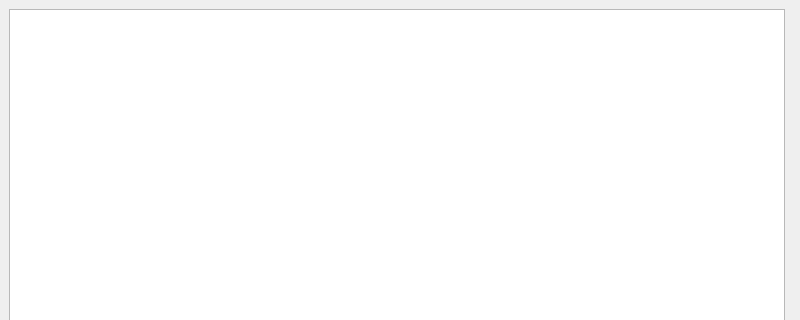
Yorlend/bmstu-oop, file lab_03/src/ui/main_window.ui: the form before one commit; both pictures show x 0 to 800 and y 0 to 320 of the 800 by 600 pixel window.
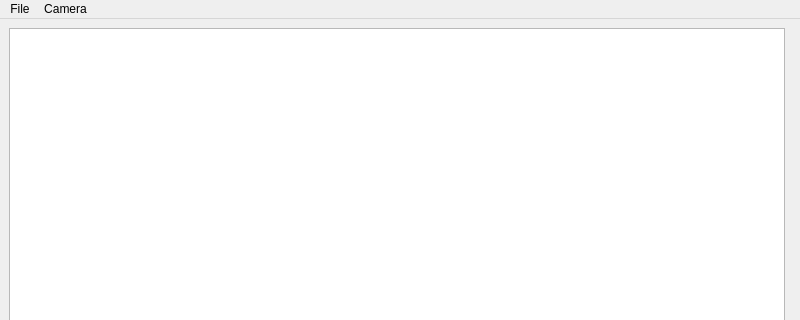
The form after the commit. Custom widgets are drawn as their Qt base class.

What changed in the file:
```diff
--- a/lab_03/src/ui/main_window.ui
+++ b/lab_03/src/ui/main_window.ui
@@ -39,6 +39,21 @@
      <height>24</height>
     </rect>
    </property>
+   <widget class="QMenu" name="menuLoad">
+    <property name="title">
+     <string>File</string>
+    </property>
+    <addaction name="actionLoad"/>
+   </widget>
+   <widget class="QMenu" name="menuCamera">
+    <property name="title">
+     <string>Camera</string>
+    </property>
+    <addaction name="actionAddNewCamera"/>
+    <addaction name="actionSwitchNext"/>
+   </widget>
+   <addaction name="menuLoad"/>
+   <addaction name="menuCamera"/>
   </widget>
   <widget class="QStatusBar" name="statusbar"/>
  </widget>
```
Left out of the diff: 20 changed lines with no effect on the pictures.
